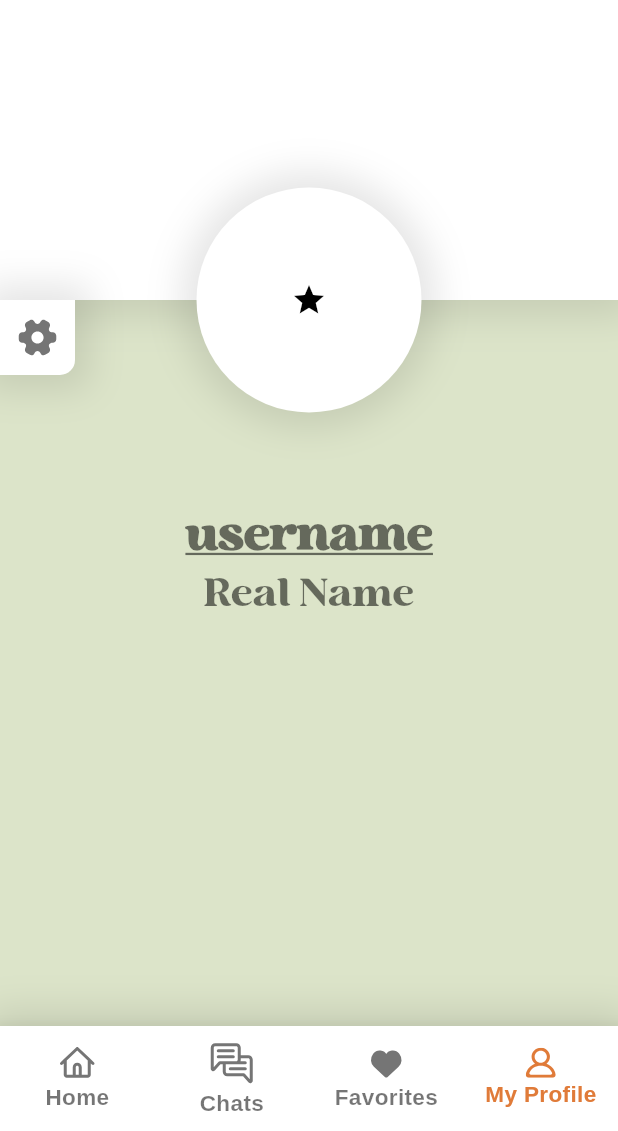
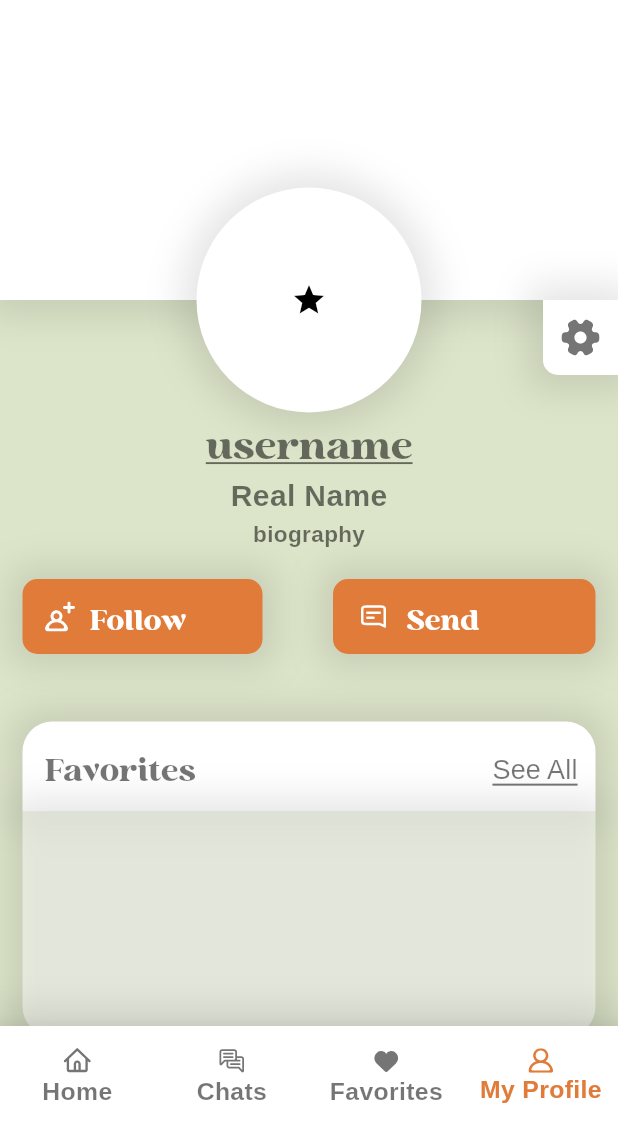
Before and after one commit to baturalpkahveci/flutter-author-reader-app, a Flutter app: the HomePage screen opened directly, item 4 of the bottom bar chosen, on a phone screen of 412 x 824 dp, the part 105-1236 px from its top. Run offline on Flutter 3.47's test engine with Material 3 defaults, Android fonts, the phone set to English and light mode, and no system bars; our stand-ins replace firebase_auth, firebase_core, flutter_login, flutter_svg; accounts and stored records are empty.

Commit message:
Profile page is updated. Cover image, profile image, user name, real name, and settings button added.

```diff
--- /dev/null
+++ b/lib/common/widgets/list_box.dart
@@ -0,0 +1,107 @@
+import 'package:flutter/material.dart';
+import 'package:flutter_author_reader_app/core/app_colors.dart';
+
+class ListBox extends StatelessWidget {
+  final listName;
+
+  const ListBox({
+    Key? key,
+    required this.listName,
+  })  : super(key: key);
+
+  @override
+  Widget build(BuildContext context)  {
+    return Padding(
+      padding: const EdgeInsets.symmetric(horizontal: 15, vertical: 5),
+      child: Column(
+        children: [
+          Container(
+            height: 60,
+            width: double.infinity,
+            decoration: BoxDecoration(
+              color: Colors.white,
+              borderRadius: BorderRadius.vertical(
+                top: Radius.circular(20),
+              ),
+              boxShadow: [
+                BoxShadow(
+                  color: Colors.black.withOpacity(0.1),
+                  blurRadius: 20,
+                  spreadRadius: 8,
+                ),
+              ],
+            ),
+            child: Padding(
+              padding: const EdgeInsets.only(left: 15, top: 5,),
+              child: Row(
+                mainAxisAlignment: MainAxisAlignment.spaceBetween,
+                children: [
+                Container(
+                  height: 28,
+                  width: 200,
+                  child: Text(
+                    listName,
+                    style: TextStyle(
+                      color: AppColors.primaryColor,
+                      fontFamily: 'holen_vintage',
+                      fontSize: 20,
+                      fontWeight: FontWeight.w500,
+                    ),
+                    overflow: TextOverflow.ellipsis,
+                  ),
+                ),
+                  TextButton(
+                    onPressed: () {
+                      print('"See All" button tapped!');
+                    },
+                    child: Text(
+                      'See All',
+                      style: TextStyle(
+                        color: AppColors.primaryColor,
+                        fontFamily: 'liberation_sans',
+                        fontSize: 18,
+                        fontWeight: FontWeight.w500,
+                        decoration: TextDecoration.underline,
+                        decorationColor: AppColors.primaryColor,
+                      ),
+                    ),
+                  ),
+                ],
+              ),
+            ),
+          ),
+          Container(
+            height: 150, // set it to double.minPositive later.
+            width: double.maxFinite,
+            decoration: BoxDecoration(
+              color: Colors.white.withOpacity(0.5),
+              boxShadow: [
+                BoxShadow(
+                  color: Colors.black.withOpacity(0.1),
+                  blurRadius: 20,
+                  spreadRadius: 8,
+                ),
+              ],
+              borderRadius: BorderRadius.vertical(
+                bottom: Radius.circular(20),
+              ),
+            ),
+            child: Container(
+              child: GridView.count(
+                crossAxisCount: 1,
+                mainAxisSpacing: 15,
+                shrinkWrap: true,
+                scrollDirection: Axis.horizontal,
+                physics: ScrollPhysics(),
+                padding: EdgeInsets.all(15),
+                children: [
+                  // Add list members here.
+                ],
+              ),
+            ),
+          ),
+        ],
+      ),
+    );
+  }
+}
--- a/lib/pages/book_details.dart
+++ b/lib/pages/book_details.dart
@@ -33,10 +33,126 @@ class _BookDetailsPageState extends State<BookDetailsPage> {
           children: [
             _bookDetailsSection(),
             SizedBox(height: 20,),
-            _addingButtons(),
+            Padding(
+              padding: const EdgeInsets.symmetric(horizontal: 15),
+              child: Column(
+                children: [
+                  Row(
+                    mainAxisAlignment: MainAxisAlignment.spaceBetween, // Aralık ekler
+                    children: [
+                      // "Add to Favorites" button
+                      _addToFavoritesButton(),
+                      SizedBox(width: 15), // Buttons arasında boşluk
+                      // "Add to a Reading List" button
+                      _addToListButton(),
+                    ],
+                  ),
+                ],
+              ),
+            ),
             SizedBox(height: 20,),
-            _commentsSection()
+            _commentsSection(),
           ],
+        ),
+      ),
+    );
+  }
+
+  Flexible _addToListButton() {
+    return Flexible(
+      flex: 1,
+      child: GestureDetector(
+        onTap: () {
+          // Handle the tap event here.
+          print('"Add to a Reading List" button tapped!');
+        },
+        child: Container(
+          padding: const EdgeInsets.symmetric(horizontal: 10, vertical: 15),
+          height: 80,
+          width: 160,
+          decoration: BoxDecoration(
+            color: AppColors.highlightColor,
+            borderRadius: BorderRadius.circular(10),
+            boxShadow: [
+              BoxShadow(
+                color: Colors.black.withOpacity(0.1),
+                blurRadius: 20,
+                spreadRadius: 8,
+              ),
+            ],
+          ),
+          child: Row(
+            mainAxisSize: MainAxisSize.min, // İçeriğe göre genişlik
+            children: [
+              SvgPicture.asset(
+                'assets/icons/add-to-queue-svgrepo-com.svg',
+                color: AppColors.secondaryColor,
+              ),
+              SizedBox(width: 10),
+              Flexible(
+                child: Text(
+                  'Add to a List',
+                  style: TextStyle(
+                    color: AppColors.secondaryColor,
+                    fontFamily: 'holen_vintage',
+                    fontSize: 18,
+                    fontWeight: FontWeight.w500,
+                  ),
+                  softWrap: true,
+                ),
+              ),
+            ],
+          ),
+        ),
+      ),
+    );
+  }
+
+  Flexible _addToFavoritesButton() {
+    return Flexible(
+      flex: 1,
+      child: GestureDetector(
+        onTap: () {
+          // Handle the tap event here.
+          print('"Add to favorites" button tapped!');
+        },
+        child: Container(
+          padding: const EdgeInsets.symmetric(horizontal: 15, vertical: 15),
+          height: 80,
+          width: 160,
+          decoration: BoxDecoration(
+            color: AppColors.highlightColor,
+            borderRadius: BorderRadius.circular(10),
+            boxShadow: [
+              BoxShadow(
+                color: Colors.black.withOpacity(0.1),
+                blurRadius: 20,
+                spreadRadius: 8,
+              ),
+            ],
+          ),
+          child: Row(
+            mainAxisSize: MainAxisSize.min, // İçeriğe göre genişlik
+            children: [
+              SvgPicture.asset(
+                'assets/icons/favorite-svgrepo-com.svg',
+                color: AppColors.secondaryColor,
+              ),
+              SizedBox(width: 10),
+              Flexible(
+                child: Text(
+                  'Add to Favorites',
+                  style: TextStyle(
+                    color: AppColors.secondaryColor,
+                    fontFamily: 'holen_vintage',
+                    fontSize: 18,
+                    fontWeight: FontWeight.w500,
+                  ),
+                  softWrap: true,
+                ),
+              ),
+            ],
+          ),
         ),
       ),
     );
@@ -169,121 +285,6 @@ class _BookDetailsPageState extends State<BookDetailsPage> {
     );
   }
 
-  Padding _addingButtons() {
-    return Padding(
-      padding: const EdgeInsets.symmetric(horizontal: 15),
-      child: Column(
-        children: [
-          Row(
-            mainAxisAlignment: MainAxisAlignment.spaceBetween, // Aralık ekler
-            children: [
-              // "Add to Favorites" button
-              Flexible(
-                flex: 1,
-                child: GestureDetector(
-                  onTap: () {
-                    print('"Add to favorites" button tapped!');
-                  },
-                  child: Container(
-                    padding: const EdgeInsets.symmetric(horizontal: 10, vertical: 15),
-                    constraints: BoxConstraints(
-                      minHeight: 50, // Minimum yüksekliği sağlar
-                      minWidth: 100, // Minimum genişlik
-                    ),
-                    decoration: BoxDecoration(
-                      color: AppColors.highlightColor,
-                      borderRadius: BorderRadius.circular(10),
-                      boxShadow: [
-                        BoxShadow(
-                          color: Colors.black.withOpacity(0.1),
-                          blurRadius: 20,
-                          spreadRadius: 8,
-                        ),
-                      ],
-                    ),
-                    child: Row(
-                      mainAxisSize: MainAxisSize.min, // İçeriğe göre genişlik
-                      children: [
-                        SvgPicture.asset(
-                          'assets/icons/favorite-svgrepo-com.svg',
-                          color: AppColors.secondaryColor,
-                        ),
-                        SizedBox(width: 10),
-                        Flexible(
-                          child: Text(
-                            'Add to Favorites',
-                            style: TextStyle(
-                              color: AppColors.secondaryColor,
-                              fontFamily: 'holen_vintage',
-                              fontSize: 18,
-                              fontWeight: FontWeight.w500,
-                            ),
-                            softWrap: true,
-                          ),
-                        ),
-                      ],
-                    ),
-                  ),
-                ),
-              ),
-              SizedBox(width: 15), // Buttons arasında boşluk
-              // "Add to a Reading List" button
-              Flexible(
-                flex: 1,
-                child: GestureDetector(
-                  onTap: () {
-                    print('"Add to a Reading List" button tapped!');
-                  },
-                  child: Container(
-                    padding: const EdgeInsets.symmetric(horizontal: 10, vertical: 15),
-                    constraints: BoxConstraints(
-                      minHeight: 50, // Minimum yüksekliği sağlar
-                      minWidth: 100, // Minimum genişlik
-                    ),
-                    decoration: BoxDecoration(
-                      color: AppColors.highlightColor,
-                      borderRadius: BorderRadius.circular(10),
-                      boxShadow: [
-                        BoxShadow(
-                          color: Colors.black.withOpacity(0.1),
-                          blurRadius: 20,
-                          spreadRadius: 8,
-                        ),
-                      ],
-                    ),
-                    child: Row(
-                      mainAxisSize: MainAxisSize.min, // İçeriğe göre genişlik
-                      children: [
-                        SvgPicture.asset(
-                          'assets/icons/add-to-queue-svgrepo-com.svg',
-                          color: AppColors.secondaryColor,
-                        ),
-                        SizedBox(width: 10),
-                        Flexible(
-                          child: Text(
-                            'Add to a List',
-                            style: TextStyle(
-                              color: AppColors.secondaryColor,
-                              fontFamily: 'holen_vintage',
-                              fontSize: 18,
-                              fontWeight: FontWeight.w500,
-                            ),
-                            softWrap: true,
-                          ),
-                        ),
-                      ],
-                    ),
-                  ),
-                ),
-              ),
-            ],
-          ),
-        ],
-      ),
-    );
-
-  }
-
   Column _bookDetailsSection() {
     return Column(
       crossAxisAlignment: CrossAxisAlignment.start,
--- a/lib/pages/home.dart
+++ b/lib/pages/home.dart
@@ -44,8 +44,12 @@ class _HomePageState extends State<HomePage>  {
   }
 
   Container bottomNavgiationBar() {
+    // Get screen size for dynamic scaling
+    final double screenWidth = MediaQuery.of(context).size.width;
+    final double scaleFactor = screenWidth / 375; // Assuming 375 as base width (common width for mobile)
     return Container(
       height: 70,
+      width: double.maxFinite,
       decoration: BoxDecoration(
         boxShadow: [BoxShadow(
           color: Colors.black.withOpacity(0.1),
@@ -63,23 +67,21 @@ class _HomePageState extends State<HomePage>  {
           selectedItemColor: AppColors.highlightColor,
           selectedIconTheme: IconThemeData(
             color: AppColors.highlightColor,
-            size: 20,
           ),
           selectedLabelStyle: TextStyle(
               color: AppColors.highlightColor,
               fontFamily: 'liberation_sans',
-              fontSize: 15,
+              fontSize: 15 * scaleFactor,
               fontWeight: FontWeight.bold
           ),
           unselectedItemColor: AppColors.primaryColor,
           unselectedIconTheme: IconThemeData(
             color: AppColors.primaryColor,
-            size: 20,
           ),
           unselectedLabelStyle: TextStyle(
               color: AppColors.primaryColor,
               fontFamily: 'liberation_sans',
-              fontSize: 15,
+              fontSize: 15 * scaleFactor,
               fontWeight: FontWeight.bold
           ),
           showSelectedLabels: true,
@@ -89,6 +91,7 @@ class _HomePageState extends State<HomePage>  {
               icon: SvgPicture.asset(
                 'assets/icons/home-svgrepo-com.svg',
                 color: _selectedIndex == 0 ? AppColors.highlightColor : AppColors.primaryColor,
+                height: 17 * scaleFactor,
               ),
               label: 'Home',
             ),
@@ -96,6 +99,7 @@ class _HomePageState extends State<HomePage>  {
               icon: SvgPicture.asset(
                 'assets/icons/chat-ui-web-svgrepo-com.svg',
                 color: _selectedIndex == 1 ? AppColors.highlightColor : AppColors.primaryColor,
+                height: 17 * scaleFactor,
               ),
               label: 'Chats',
             ),
@@ -103,6 +107,7 @@ class _HomePageState extends State<HomePage>  {
               icon: SvgPicture.asset(
                 'assets/icons/favorite-svgrepo-com.svg',
                 color: _selectedIndex == 2 ? AppColors.highlightColor : AppColors.primaryColor,
+                height: 17 * scaleFactor,
               ),
               label: 'Favorites',
             ),
@@ -110,6 +115,7 @@ class _HomePageState extends State<HomePage>  {
               icon: SvgPicture.asset(
                 'assets/icons/profile-round-1342-svgrepo-com.svg',
                 color: _selectedIndex == 3 ? AppColors.highlightColor : AppColors.primaryColor,
+                height: 15 * scaleFactor,
               ),
               label: 'My Profile',
             ),
--- a/lib/pages/profile.dart
+++ b/lib/pages/profile.dart
@@ -1,5 +1,6 @@
 import 'package:flutter/material.dart';
 import 'package:flutter_author_reader_app/common/widgets/genre_box.dart';
+import 'package:flutter_author_reader_app/common/widgets/list_box.dart';
 import 'package:flutter_author_reader_app/core/app_colors.dart';
 import 'package:flutter_svg/flutter_svg.dart';
 
@@ -25,12 +26,165 @@ class _ProfilePageState extends State<ProfilePage> {
               _profileImage(),
             ],
           ),
-          Column(
+          _settingsButton(),
+          SizedBox(height: 30,),
+          _userName(),
+          _fullName(),
+          Padding(
+            padding: const EdgeInsets.symmetric(horizontal: 15.0),
+            child: Container(
+              constraints: BoxConstraints(
+                minHeight: 20,
+              ),
+              width: double.maxFinite,
+              child: Center(
+                child: Text(
+                  'biography',
+                  style: TextStyle(
+                    color: AppColors.primaryColor,
+                    fontFamily: 'liberation_sans',
+                    fontSize: 15,
+                    fontWeight: FontWeight.bold,
+                  ),
+                  softWrap: true,
+                ),
+              ),
+            ),
+          ),
+          SizedBox(height: 20,),
+          Padding(
+            padding: EdgeInsets.symmetric(horizontal: 15),
+            child: Column(
+              children: [
+                Row(
+                  mainAxisAlignment: MainAxisAlignment.spaceBetween,
+                  children: [
+                    _followUserButton(),
+                    _sendMessageButton(),
+                  ],
+                ),
+              ],
+            ),
+          ),
+          SizedBox(height: 40,),
+          // Add lists below:
+          ListBox(listName: 'Favorites',),
+          ListBox(listName: 'Read Books',),
+          ListBox(listName: 'Currently Reading',),
+          ListBox(listName: 'To Read',),
+        ],
+      ),
+    );
+  }
+
+  Flexible _sendMessageButton() {
+    return Flexible(
+      flex: 1,
+      child: GestureDetector(
+        onTap: () {
+          // Handle the tap event here.
+          print('"Send Message" button tapped!');
+        },
+        child: Container(
+          padding: const EdgeInsets.symmetric(horizontal: 15, vertical: 15),
+          height: 50,
+          width: 175,
+          decoration: BoxDecoration(
+            color: AppColors.highlightColor,
+            borderRadius: BorderRadius.circular(10),
+            boxShadow: [
+              BoxShadow(
+                color: Colors.black.withOpacity(0.1),
+                blurRadius: 20,
+                spreadRadius: 8,
+              ),
+            ],
+          ),
+          child: Row(
+            mainAxisSize: MainAxisSize.min, // İçeriğe göre genişlik
+            children: [
+              SvgPicture.asset(
+                'assets/icons/message-square-lines-svgrepo-com.svg',
+                color: AppColors.secondaryColor,
+              ),
+              SizedBox(width: 10),
+              Flexible(
+                child: Text(
+                  'Send Message',
+                  style: TextStyle(
+                    color: AppColors.secondaryColor,
+                    fontFamily: 'holen_vintage',
+                    fontSize: 18,
+                    fontWeight: FontWeight.w500,
+                  ),
+                  softWrap: true,
+                ),
+              ),
+            ],
+          ),
+        ),
+      ),
+    );
+  }
+
+  Flexible _followUserButton() {
+    return Flexible(
+      flex: 1,
+      child: GestureDetector(
+        onTap: () {
+          // Handle the tap event here.
+          print('"Follow user" button tapped!');
+        },
+        child: Container(
+          padding: const EdgeInsets.symmetric(horizontal: 15, vertical: 15),
+          height: 50,
+          width: 160,
+          decoration: BoxDecoration(
+            color: AppColors.highlightColor,
+            borderRadius: BorderRadius.circular(10),
+            boxShadow: [
+              BoxShadow(
+                color: Colors.black.withOpacity(0.1),
+                blurRadius: 20,
+                spreadRadius: 8,
+              ),
+            ],
+          ),
+          child: Row(
+            mainAxisSize: MainAxisSize.min, // İçeriğe göre genişlik
+            children: [
+              SvgPicture.asset(
+                'assets/icons/profile-plus-round-1324-svgrepo-com.svg',
+                color: AppColors.secondaryColor,
+              ),
+              SizedBox(width: 10),
+              Flexible(
+                child: Text(
+                  'Follow user',
+                  style: TextStyle(
+                    color: AppColors.secondaryColor,
+                    fontFamily: 'holen_vintage',
+                    fontSize: 18,
+                    fontWeight: FontWeight.w500,
+                  ),
+                  softWrap: true,
+                ),
+              ),
+            ],
+          ),
+        ),
+      ),
+    );
+  }
+
+  Column _settingsButton() {
+    return Column(
       mainAxisAlignment: MainAxisAlignment.start,
-            crossAxisAlignment: CrossAxisAlignment.start,
+      crossAxisAlignment: CrossAxisAlignment.end,
       children: [
         GestureDetector(
           onTap: () {
+            // Handle the tap event here.
             print('Settings button tapped!');
           },
           child: Container(
@@ -39,7 +193,7 @@ class _ProfilePageState extends State<ProfilePage> {
             decoration: BoxDecoration(
               color: Colors.white,
               borderRadius: BorderRadius.only(
-                      bottomRight: Radius.circular(10),
+                bottomLeft: Radius.circular(10),
               ),
               boxShadow: [
                 BoxShadow(
@@ -59,16 +213,10 @@ class _ProfilePageState extends State<ProfilePage> {
           ),
         ),
       ],
-          ),
-          SizedBox(height: 85,),
-          _userName(),
-          _realName(),
-        ],
-      ),
     );
   }
 
-  Padding _realName() {
+  Padding _fullName() {
     return Padding(
       padding: const EdgeInsets.symmetric(horizontal: 15.0),
       child: Center(
@@ -76,9 +224,9 @@ class _ProfilePageState extends State<ProfilePage> {
           'Real Name',
           style: TextStyle(
             color: AppColors.primaryColor,
-                fontFamily: 'holen_vintage',
-                fontSize: 25,
-                fontWeight: FontWeight.w500,
+            fontFamily: 'liberation_sans',
+            fontSize: 20,
+            fontWeight: FontWeight.bold,
           ),
           softWrap: true,
         ),
@@ -95,8 +243,8 @@ class _ProfilePageState extends State<ProfilePage> {
           style: TextStyle(
             color: AppColors.primaryColor,
             fontFamily: 'holen_vintage',
-                fontSize: 30,
-                fontWeight: FontWeight.bold,
+            fontSize: 25,
+            fontWeight: FontWeight.w500,
             decoration: TextDecoration.underline,
             decorationColor: AppColors.primaryColor,
           ),
```
Also changed, not shown: assets/icons/message-square-lines-svgrepo-com.svg (added), assets/icons/profile-plus-round-1324-svgrepo-com.svg (added), lib/common/widgets/list_member_box.dart (added). Lines whose indentation alone changed are shown as unchanged.
